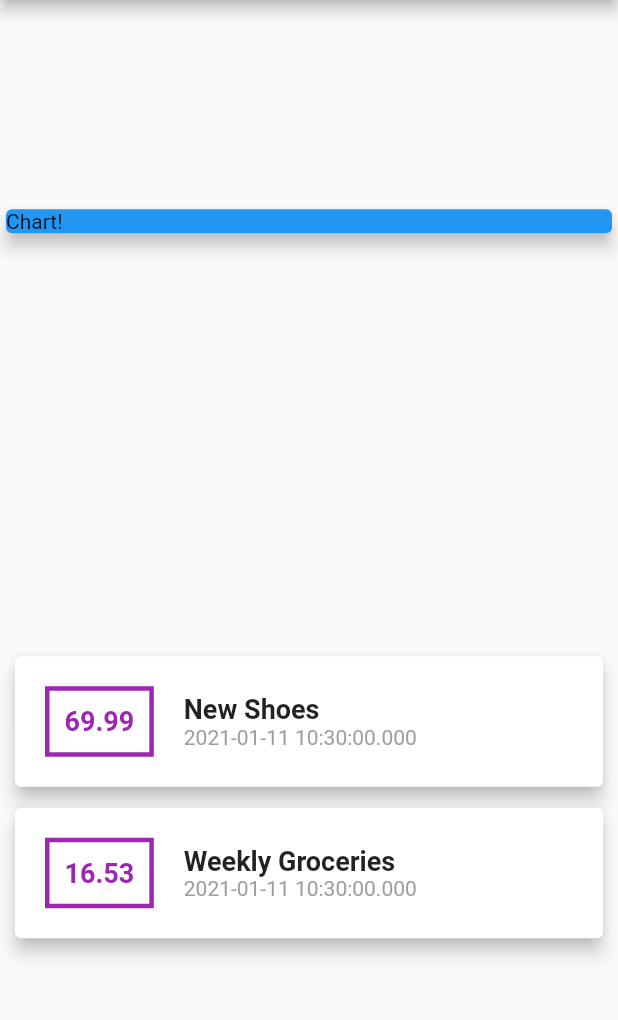
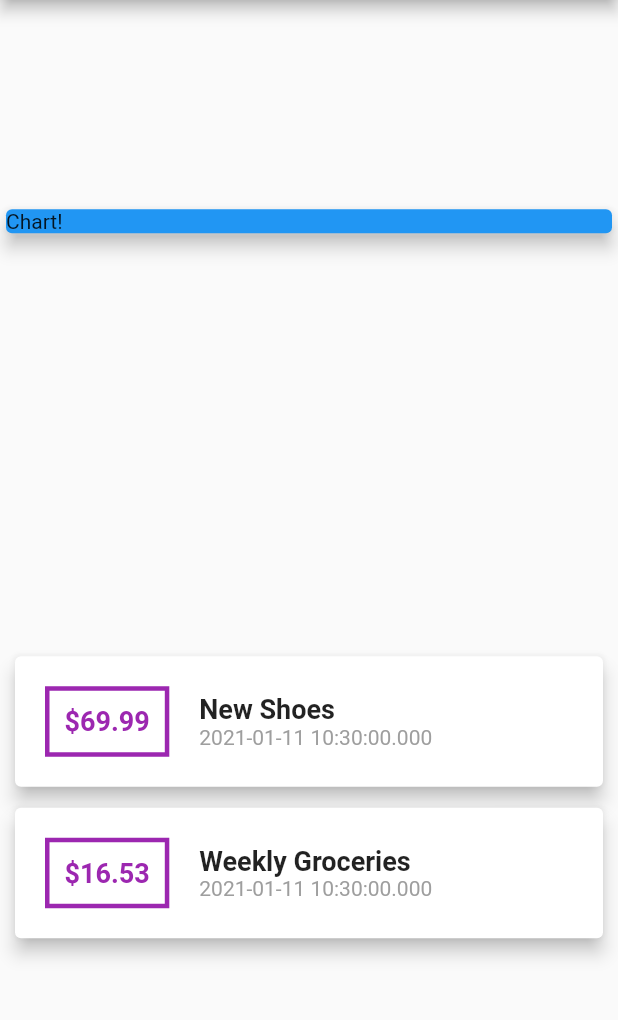
Before and after one commit to SeolJaeHyeok/personal_expense, a Flutter app: the screen it shows after launch, on a phone screen of 412 x 824 dp, the part 84-1104 px from its top. Run offline on Flutter 3.47's test engine with Material 2 defaults, Android fonts, the phone set to English and light mode, and no system bars.

Commit message:
Intl Package 설치

```diff
--- a/lib/main.dart
+++ b/lib/main.dart
@@ -71,7 +71,7 @@ class _MyHomePageState extends State<MyHomePage> {
                   children: [
                     Container(
                       child: Text(
-                          tx.amount.toString(),
+                        '\$${tx.amount}',
                         style: TextStyle(
                           color: Colors.purple,
                           fontWeight: FontWeight.bold,
@@ -84,7 +84,8 @@ class _MyHomePageState extends State<MyHomePage> {
                           border: Border.all(
                               color: Colors.purple,
                               width: 3,
-                                style: BorderStyle.solid))),
+                              style: BorderStyle.solid)),
+                    ),
                     Column(
                       crossAxisAlignment: CrossAxisAlignment.start,
                       children: [
--- a/pubspec.yaml
+++ b/pubspec.yaml
@@ -28,6 +28,7 @@ dependencies:
   # The following adds the Cupertino Icons font to your application.
   # Use with the CupertinoIcons class for iOS style icons.
   cupertino_icons: ^1.0.0
+  intl: ^0.16.1
 
 dev_dependencies:
   flutter_test:
```
Also changed, not shown: pubspec.lock, 1 other file. Lines whose indentation alone changed are shown as unchanged.
